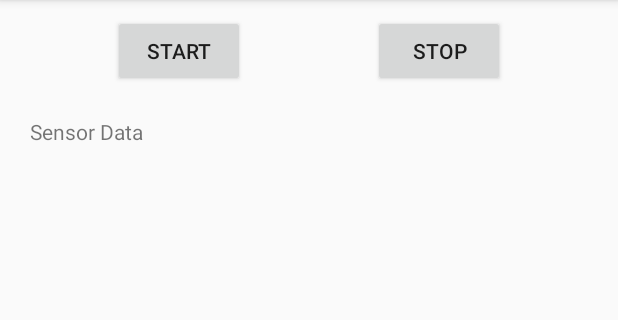
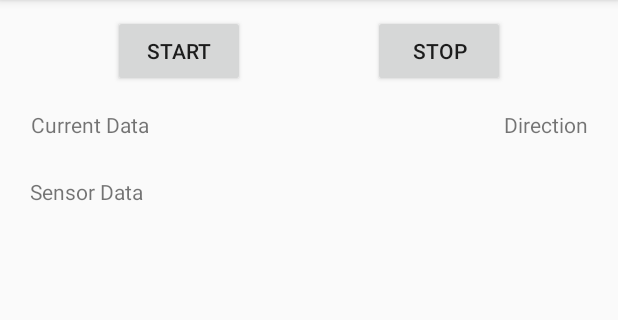
Before and after one commit to MihirS57/covid-contact-tracker, an Android app: the MotionDetection screen opened directly, with no data from a screen before it, after a tap on "START", on a phone screen of 412 x 824 dp, the part 84-404 px from its top. Run offline under Robolectric (Android 15) with nearby library versions, the phone set to English and light mode, and no system bars.

Commit message:
Motion magnitude config

```diff
--- a/app/src/main/java/com/example/covid_contact_tracker/MotionDetection.java
+++ b/app/src/main/java/com/example/covid_contact_tracker/MotionDetection.java
@@ -11,68 +11,110 @@ import android.os.Bundle;
 import android.util.Log;
 import android.view.View;
 import android.widget.TextView;
+import android.widget.Toast;
 
 public class MotionDetection extends AppCompatActivity implements SensorEventListener {
 
     private SensorManager sensorManager;
     private Sensor sensor;
     private float[] gravity,linear_acceleration;
-    TextView sensorData;
-
+    TextView sensorData,currData,dirData;
+    boolean registered = true;
+    int sample_rate = 3,sampled=1;
     @Override
     protected void onCreate(Bundle savedInstanceState) {
         super.onCreate( savedInstanceState );
         setContentView( R.layout.activity_motion_detection );
         sensorData = findViewById( R.id.display_sensordata );
+        currData = findViewById( R.id.current_sensorData );
+        dirData = findViewById( R.id.direction_data );
         sensorManager = (SensorManager) getSystemService( Context.SENSOR_SERVICE);
-        sensor = sensorManager.getDefaultSensor(Sensor.TYPE_ACCELEROMETER);
-        sensorManager.registerListener(this, sensor, SensorManager.SENSOR_DELAY_NORMAL);
+        if(sensorManager.getDefaultSensor(Sensor.TYPE_ACCELEROMETER) != null){
+            sensor = sensorManager.getDefaultSensor(Sensor.TYPE_ACCELEROMETER);
+            sensorManager.registerListener(this, sensor, SensorManager.SENSOR_DELAY_NORMAL);
+            registered = true;
+            gravity = new float[3];
+            linear_acceleration = new float[3];
+            Log.d("Motion","Launched");
+        }else{
+            Toast.makeText( MotionDetection.this, "Accelerometer unavailable", Toast.LENGTH_SHORT ).show();
+        }
 
-        gravity = new float[3];
-        linear_acceleration = new float[3];
-        Log.d("Motion","Launched");
     }
 
     protected void onResume() {
         super.onResume();
+        registered = true;
         sensorManager.registerListener(this, sensor, SensorManager.SENSOR_DELAY_NORMAL);
     }
 
     protected void onPause() {
         super.onPause();
+        registered = false;
         sensorManager.unregisterListener(this);
         Log.d("Motion","Sensor Unregistered");
     }
 
     public void sensorStop(View v){
-        sensorManager.unregisterListener(this);
-        Log.d("Motion","Sensor Unregistered");
+        if(registered) {
+            registered = false;
+            sensorManager.unregisterListener( this );
+            Log.d( "Motion", "Sensor Unregistered" );
+        }
     }
     public void sensorStart(View v){
-        sensorManager.registerListener(this, sensor, SensorManager.SENSOR_DELAY_NORMAL);
-        Log.d("Motion","Sensor Registered");
+        if(!registered) {
+            registered = true;
+            sensorManager.registerListener( this, sensor, SensorManager.SENSOR_DELAY_NORMAL );
+
+            Log.d( "Motion", "Sensor Registered" );
+        }
+    }
+
+    public float[] preprocessSensorData(float[] values){
+        // In this example, alpha is calculated as t / (t + dT),
+        // where t is the low-pass filter's time-constant and
+        // dT is the event delivery rate.
+        final float alpha = (float) 0.8;
+        Log.d("Motion","Data Changed");
+
+        gravity[0] = alpha * gravity[0] + (1 - alpha) * values[0];
+        gravity[1] = alpha * gravity[1] + (1 - alpha) * values[1];
+        gravity[2] = alpha * gravity[2] + (1 - alpha) * values[2];
+
+        // Remove the gravity contribution with the high-pass filter.
+        linear_acceleration[0] = values[0] - gravity[0];
+        linear_acceleration[1] = values[1] - gravity[1];
+        linear_acceleration[2] = values[2] - gravity[2];
+        return linear_acceleration;
     }
 
     public void onSensorChanged(SensorEvent event){
-        // In this example, alpha is calculated as t / (t + dT),
-        // where t is the low-pass filter's time-constant and
-        // dT is the event delivery rate.
 
-        final float alpha = (float) 0.8;
-        Log.d("Motion","Data Changed");
+        if(sampled>=sample_rate) {
+            sampled = 1;
+            linear_acceleration = preprocessSensorData( event.values );
 
-        // Isolate the force of gravity with the low-pass filter.
-        gravity[0] = alpha * gravity[0] + (1 - alpha) * event.values[0];
-        gravity[1] = alpha * gravity[1] + (1 - alpha) * event.values[1];
-        gravity[2] = alpha * gravity[2] + (1 - alpha) * event.values[2];
+            double cumu_acceleration = Math.sqrt( (linear_acceleration[0] * linear_acceleration[0]) +
+                    (linear_acceleration[1] * linear_acceleration[1]) +
+                    (linear_acceleration[2] * linear_acceleration[2]) );
+            String previous = (String) sensorData.getText();
+            String data = "X: " + String.format( "%.1f", linear_acceleration[0] ) + " Y: " + String.format( "%.1f", linear_acceleration[1] ) + " Z: " + String.format( "%.1f", linear_acceleration[2] );
+            currData.setText( String.format( "%.1f", cumu_acceleration ) );
 
-        // Remove the gravity contribution with the high-pass filter.
-        linear_acceleration[0] = event.values[0] - gravity[0];
-        linear_acceleration[1] = event.values[1] - gravity[1];
-        linear_acceleration[2] = event.values[2] - gravity[2];
-        String previous = (String) sensorData.getText();
-        String data = "X: "+linear_acceleration[0]+" Y: "+linear_acceleration[1]+" Z: "+linear_acceleration[2];
-        sensorData.setText( data+"\n"+previous );
+            if (cumu_acceleration > 2.5) {
+                sensorData.setText( data + "\n" + previous );
+                if (cumu_acceleration >= 8) {
+                    dirData.setText( "Fast" );
+                } else {
+                    dirData.setText( "Slow" );
+                }
+            } /*else {
+                sensorData.setText( "------------\n" + previous );
+            }*/
+        }else{
+            sampled++;
+        }
     }
 
     @Override
--- a/app/src/main/res/layout/activity_motion_detection.xml
+++ b/app/src/main/res/layout/activity_motion_detection.xml
@@ -10,12 +10,12 @@
         android:id="@+id/display_sensordata"
         android:layout_width="wrap_content"
         android:layout_height="wrap_content"
-        android:layout_below="@+id/sensor_stop"
+        android:layout_below="@+id/current_sensorData"
         android:layout_alignParentStart="true"
         android:layout_alignParentEnd="true"
         android:layout_alignParentBottom="true"
         android:layout_marginStart="20dp"
-        android:layout_marginTop="20dp"
+        android:layout_marginTop="25dp"
         android:layout_marginEnd="20dp"
         android:layout_marginBottom="10dp"
         android:text="Sensor Data"
@@ -45,4 +45,25 @@
         android:onClick="sensorStart"
         android:text="Start" />
 
+    <TextView
+        android:id="@+id/current_sensorData"
+        android:layout_width="wrap_content"
+        android:layout_height="wrap_content"
+        android:layout_below="@+id/sensor_start"
+        android:layout_alignParentStart="true"
+        android:layout_marginStart="20dp"
+        android:layout_marginTop="15dp"
+        android:text="Current Data"
+        android:textAlignment="center" />
+
+    <TextView
+        android:id="@+id/direction_data"
+        android:layout_width="wrap_content"
+        android:layout_height="wrap_content"
+        android:layout_below="@+id/sensor_stop"
+        android:layout_alignParentEnd="true"
+        android:layout_marginTop="15dp"
+        android:layout_marginEnd="20dp"
+        android:text="Direction" />
+
 </RelativeLayout>
```
